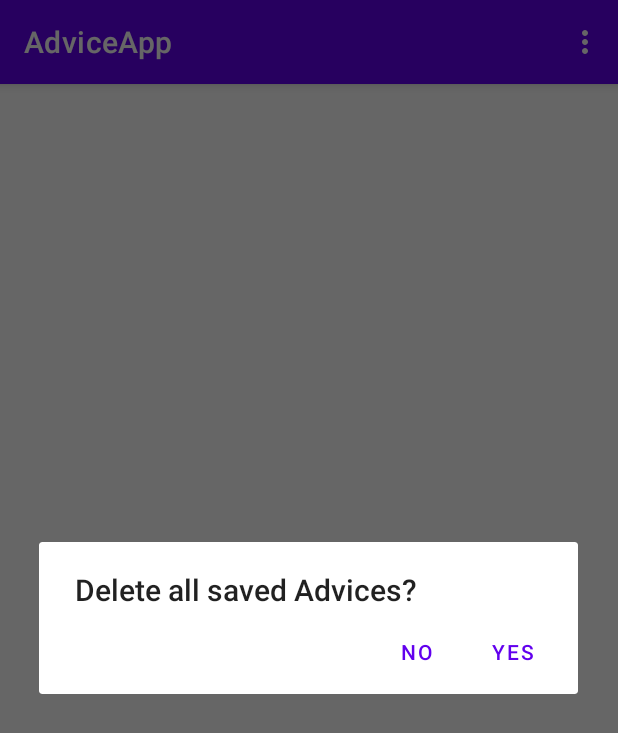
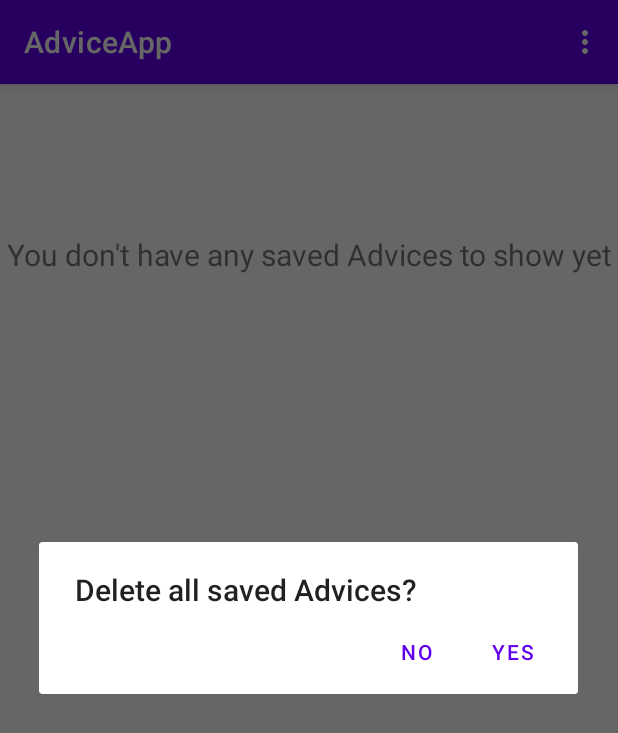
Before and after one commit to christyansegecs/AdviceMeApp, an Android app: the SavedAdvicesActivity screen opened directly, with no data from a screen before it, in the options menu, after a tap on "Deleted all saved advices", on a phone screen of 412 x 824 dp. Shown: the top 733 px of the screen. Run offline under Robolectric (Android 15) with nearby library versions, the phone set to English and light mode, and no system bars; our stand-ins replace Firebase (no records; nobody signed in at launch, a user with empty details on screens opened directly), Picasso; libraries missing offline, so code that uses them is left out: jp.wasabeef.picasso; pictures from the network do not load.

Commit message:
If the User hasn't have any Advice the SavedAdvicesActivity show a text for the user

```diff
--- a/app/src/main/java/com/chris/adviceapp/view/SavedAdvicesActivity.kt
+++ b/app/src/main/java/com/chris/adviceapp/view/SavedAdvicesActivity.kt
@@ -10,6 +10,7 @@ import androidx.activity.viewModels
 import androidx.appcompat.app.AlertDialog
 import androidx.appcompat.app.AppCompatActivity
 import androidx.core.view.MenuProvider
+import androidx.core.view.isVisible
 import androidx.recyclerview.widget.LinearLayoutManager
 import androidx.recyclerview.widget.RecyclerView
 import com.chris.adviceapp.AdviceApplication
@@ -61,6 +62,22 @@ class SavedAdvicesActivity : AppCompatActivity(), NoteClickDeleteInterface {
 //        }
     }
 
+
+    private fun checkIfIsAnyAdviceSaved() {
+        if (allAdvices.isEmpty()) {
+            with(binding) {
+                rvAdvice.isVisible = false
+                tvNoAdvicesYet.isVisible = true
+            }
+        }
+        else {
+            with(binding) {
+                rvAdvice.isVisible = true
+                tvNoAdvicesYet.isVisible = false
+            }
+        }
+    }
+
     private fun fetchAdvicesFromDatabase() {
         val sdf = SimpleDateFormat("MMM dd,yyyy")
         val currentDate: String = sdf.format(Date())
@@ -72,6 +89,7 @@ class SavedAdvicesActivity : AppCompatActivity(), NoteClickDeleteInterface {
                     allAdvices.add(Advice(advice, currentDate))
                     adapter.updateList(allAdvices)
                 }
+                checkIfIsAnyAdviceSaved()
             }
             override fun onCancelled(error: DatabaseError) {}
         })
--- a/app/src/main/res/layout/activity_saved_advices.xml
+++ b/app/src/main/res/layout/activity_saved_advices.xml
@@ -17,4 +17,19 @@
         app:layout_constraintRight_toRightOf="parent"
         app:layout_constraintTop_toTopOf="parent" />
 
+    <TextView
+        android:id="@+id/tvNoAdvicesYet"
+        android:layout_width="wrap_content"
+        android:layout_height="wrap_content"
+        android:visibility="gone"
+        android:gravity="center"
+        android:text="@string/tv_no_advices_yet"
+        android:textSize="20sp"
+        android:layout_marginStart="20dp"
+        android:layout_marginTop="100dp"
+        android:layout_marginEnd="20dp"
+        app:layout_constraintEnd_toEndOf="parent"
+        app:layout_constraintStart_toStartOf="parent"
+        app:layout_constraintTop_toTopOf="parent"/>
+
 </androidx.constraintlayout.widget.ConstraintLayout>
--- a/app/src/main/res/values/strings.xml
+++ b/app/src/main/res/values/strings.xml
@@ -75,4 +75,5 @@
     <string name="ic_hide_password">hide password</string>
     <string name="edit_new_username">New Username</string>
     <string name="apply_new_username">Apply New Username</string>
+    <string name="tv_no_advices_yet">You don\'t have any saved Advices to show yet</string>
 </resources>
```
Also changed, not shown: 1 other file.
